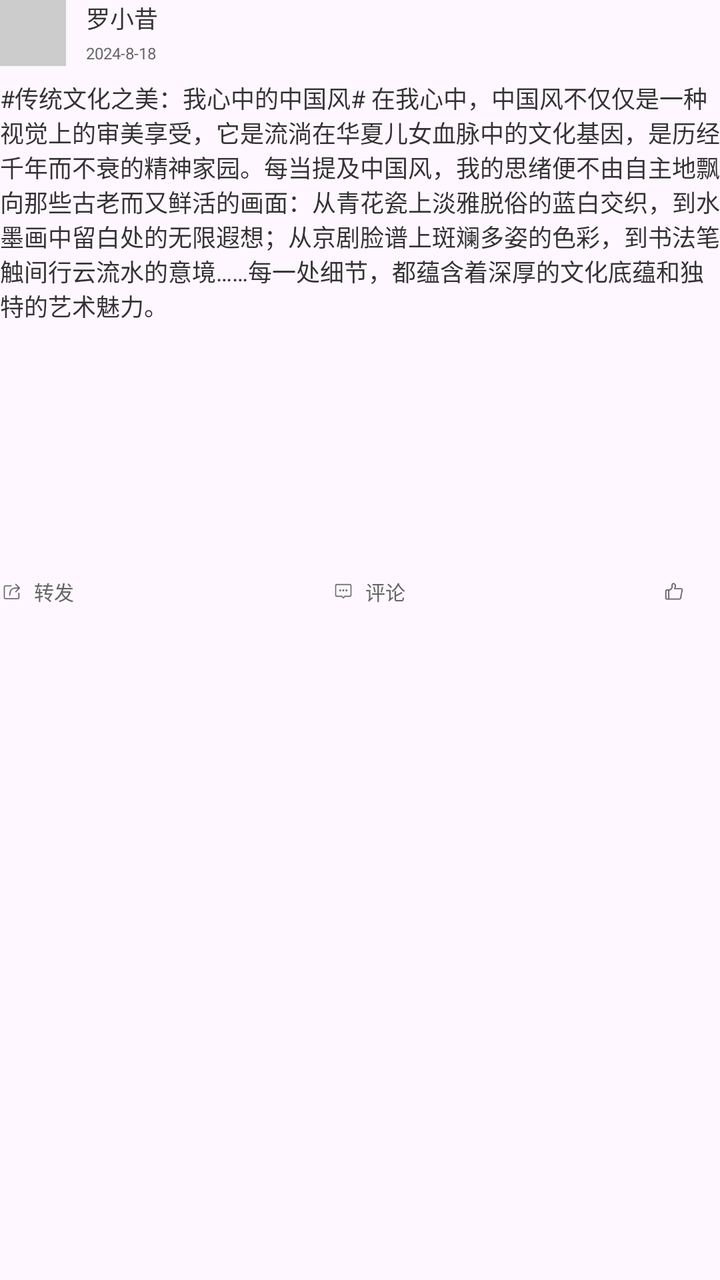
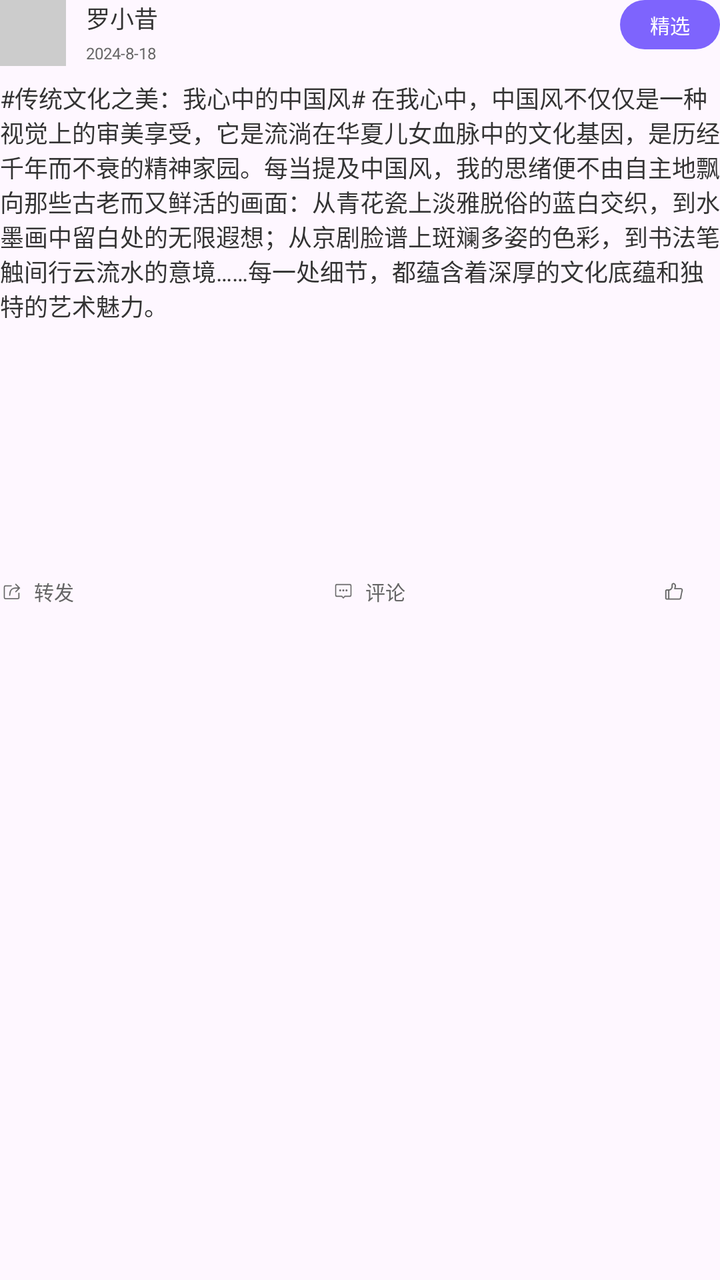

Before-and-after screenshots of an Android layout around one commit, followed by the original layout XML and the change that was made.
<!-- AndroidManifest.xml: application theme Theme.AIDraw -->
<!-- res/layout/list_item_topic.xml -->
<?xml version="1.0" encoding="utf-8"?>

<androidx.constraintlayout.widget.ConstraintLayout xmlns:android="http://schemas.android.com/apk/res/android"
    xmlns:app="http://schemas.android.com/apk/res-auto"
    xmlns:tools="http://schemas.android.com/tools"
    android:layout_marginTop="5dp"
    android:layout_marginBottom="5dp"
    android:layout_marginLeft="10dp"
    android:layout_marginRight="10dp"
    android:layout_width="match_parent"
    android:layout_height="wrap_content">

    <ImageView
        android:id="@+id/imageView"
        android:layout_width="33dp"
        android:layout_height="33dp"
        android:background="#FFCCCCCC"
        app:layout_constraintTop_toTopOf="parent"
        app:layout_constraintStart_toStartOf="parent"/>

    <TextView
        android:id="@+id/name"
        android:layout_width="wrap_content"
        android:layout_height="wrap_content"
        android:textColor="#FF333333"
        android:textSize="12sp"
        android:text="罗小昔"
        android:layout_marginLeft="10dp"
        app:layout_constraintStart_toEndOf="@+id/imageView"
        app:layout_constraintTop_toTopOf="@+id/imageView"/>

    <TextView
        android:id="@+id/time"
        android:layout_width="wrap_content"
        android:layout_height="wrap_content"
        android:textColor="#FF666666"
        android:textSize="8sp"
        android:text="2024-8-18"
        android:layout_marginLeft="10dp"
        android:layout_marginBottom="1dp"
        app:layout_constraintStart_toEndOf="@+id/imageView"
        app:layout_constraintBottom_toBottomOf="@+id/imageView"/>

    <TextView
        android:id="@+id/textView"
        android:layout_width="match_parent"
        android:layout_height="wrap_content"
        android:textColor="#FF333333"
        android:textSize="12sp"
        android:text="#传统文化之美：我心中的中国风# 在我心中，中国风不仅仅是一种视觉上的审美享受，它是流淌在华夏儿女血脉中的文化基因，是历经千年而不衰的精神家园。每当提及中国风，我的思绪便不由自主地飘向那些古老而又鲜活的画面：从青花瓷上淡雅脱俗的蓝白交织，到水墨画中留白处的无限遐想；从京剧脸谱上斑斓多姿的色彩，到书法笔触间行云流水的意境……每一处细节，都蕴含着深厚的文化底蕴和独特的艺术魅力。"
        android:layout_marginTop="7dp"
        app:layout_constraintTop_toBottomOf="@+id/imageView"
        app:layout_constraintStart_toStartOf="@+id/imageView"/>

    <ImageView
        android:id="@+id/imageView_1"
        android:layout_width="wrap_content"
        android:layout_height="102dp"
        android:scaleType="fitXY"
        android:layout_marginTop="10dp"
        app:layout_constraintEnd_toEndOf="parent"
        app:layout_constraintStart_toStartOf="parent"
        app:layout_constraintTop_toBottomOf="@+id/textView" />

    <LinearLayout
        android:id="@+id/linearLayout_1"
        android:layout_width="wrap_content"
        android:layout_height="wrap_content"
        android:layout_marginTop="15dp"
        app:layout_constraintTop_toBottomOf="@+id/imageView_1"
        app:layout_constraintStart_toStartOf="@+id/imageView"
        android:orientation="horizontal">

        <ImageView
            android:layout_width="12dp"
            android:layout_height="10dp"
            android:layout_gravity="center"
            android:src="@drawable/topic_forward"/>

        <TextView
            android:layout_width="wrap_content"
            android:layout_height="wrap_content"
            android:layout_gravity="center"
            android:layout_marginLeft="5dp"
            android:textColor="#FF666666"
            android:textSize="10sp"
            android:text="转发"/>
    </LinearLayout>

    <LinearLayout
        android:id="@+id/linearLayout_2"
        android:layout_width="wrap_content"
        android:layout_height="wrap_content"
        app:layout_constraintStart_toEndOf="@id/linearLayout_1"
        app:layout_constraintEnd_toStartOf="@+id/linearLayout_3"
        app:layout_constraintTop_toTopOf="@id/linearLayout_1"
        app:layout_constraintBottom_toBottomOf="@+id/linearLayout_1"
        android:orientation="horizontal">

        <ImageView
            android:layout_width="12dp"
            android:layout_height="10dp"
            android:layout_gravity="center"
            android:src="@drawable/topic_comment"/>

        <TextView
            android:layout_width="wrap_content"
            android:layout_height="wrap_content"
            android:layout_gravity="center"
            android:layout_marginLeft="5dp"
            android:textColor="#FF666666"
            android:textSize="10sp"
            android:text="评论"/>
    </LinearLayout>

    <LinearLayout
        android:id="@+id/linearLayout_3"
        android:layout_width="wrap_content"
        android:layout_height="wrap_content"
        android:layout_marginRight="12dp"
        app:layout_constraintEnd_toEndOf="parent"
        app:layout_constraintTop_toTopOf="@+id/linearLayout_1"
        app:layout_constraintBottom_toBottomOf="@+id/linearLayout_1"
        android:orientation="horizontal">

        <ImageView
            android:id="@+id/topic_thumb"
            android:layout_width="12dp"
            android:layout_height="10dp"
            android:layout_gravity="center"
            android:src="@drawable/topic_thumb_grey"/>

        <TextView
            android:id="@+id/topic_star"
            android:layout_width="wrap_content"
            android:layout_height="wrap_content"
            android:layout_gravity="center"
            android:layout_marginLeft="5dp"
            android:textColor="#FF666666"
            android:textSize="10sp"/>
    </LinearLayout>

    <androidx.cardview.widget.CardView
        android:layout_width="match_parent"
        android:layout_height="wrap_content"
        app:cardCornerRadius="8dp"
        android:layout_marginTop="5dp"
        app:layout_constraintTop_toBottomOf="@+id/linearLayout_3"
        app:layout_constraintBottom_toBottomOf="parent">

        <androidx.constraintlayout.widget.ConstraintLayout
            android:id="@+id/constraintLayout"
            android:layout_width="match_parent"
            android:layout_height="match_parent"
            android:visibility="gone">

            <EditText
                android:id="@+id/editText"
                android:layout_width="match_parent"
                android:layout_height="wrap_content"
                android:minHeight="40dp"
                android:textColor="#FFC7C7C7"
                android:textSize="12sp"
                android:paddingBottom="20dp"
                android:gravity="top"
                app:layout_constraintTop_toTopOf="parent"
                app:layout_constraintBottom_toBottomOf="parent"/>

            <TextView
                android:id="@+id/send"
                android:layout_width="wrap_content"
                android:layout_height="wrap_content"
                android:background="@drawable/point_2"
                android:paddingLeft="8dp"
                android:paddingRight="8dp"
                android:paddingTop="2dp"
                android:paddingBottom="2dp"
                android:textColor="#FFFFFFFF"
                android:textSize="10sp"
                android:text="发送"
                app:layout_constraintBottom_toBottomOf="@+id/editText"
                app:layout_constraintEnd_toEndOf="@+id/editText"/>
        </androidx.constraintlayout.widget.ConstraintLayout>
    </androidx.cardview.widget.CardView>
</androidx.constraintlayout.widget.ConstraintLayout>
<!-- resources referenced by this layout -->
<resources>
  <!-- drawable point_2 (drawable) -->
  <?xml version="1.0" encoding="utf-8"?>
  
  <shape xmlns:android="http://schemas.android.com/apk/res/android">
  
      <solid
          android:color="#FF7E64FD"/>
  
      <corners
          android:bottomLeftRadius="39dp"
          android:bottomRightRadius="39dp"
          android:topLeftRadius="39dp"
          android:topRightRadius="39dp"/>
  </shape>
  <!-- drawable topic_comment: png bitmap (drawable, 724 bytes) -->
  <!-- drawable topic_forward: png bitmap (drawable, 768 bytes) -->
  <!-- drawable topic_thumb_grey: png bitmap (drawable, 840 bytes) -->
  <style name="Theme.AIDraw" parent="Base.Theme.AIDraw" />
  <style name="Base.Theme.AIDraw" parent="Theme.Material3.DayNight.NoActionBar">
          
          
      </style>
</resources>

<!-- the commit's change to res/layout/list_item_topic.xml (unified diff, before → after) -->
@@ -42,6 +42,21 @@
         app:layout_constraintBottom_toBottomOf="@+id/imageView"/>
 
     <TextView
+        android:id="@+id/textView_check"
+        android:layout_width="wrap_content"
+        android:layout_height="wrap_content"
+        android:paddingTop="5dp"
+        android:paddingBottom="5dp"
+        android:paddingLeft="15dp"
+        android:paddingRight="15dp"
+        android:textColor="#FFFFFFFF"
+        android:textSize="10sp"
+        android:text="精选"
+        app:layout_constraintEnd_toEndOf="parent"
+        app:layout_constraintTop_toTopOf="parent"
+        android:background="@drawable/point_2"/>
+
+    <TextView
         android:id="@+id/textView"
         android:layout_width="match_parent"
         android:layout_height="wrap_content"
@@ -58,8 +73,7 @@
         android:layout_height="102dp"
         android:scaleType="fitXY"
         android:layout_marginTop="10dp"
-        app:layout_constraintEnd_toEndOf="parent"
-        app:layout_constraintStart_toStartOf="parent"
+        app:layout_constraintStart_toStartOf="@+id/imageView"
         app:layout_constraintTop_toBottomOf="@+id/textView" />
 
     <LinearLayout
